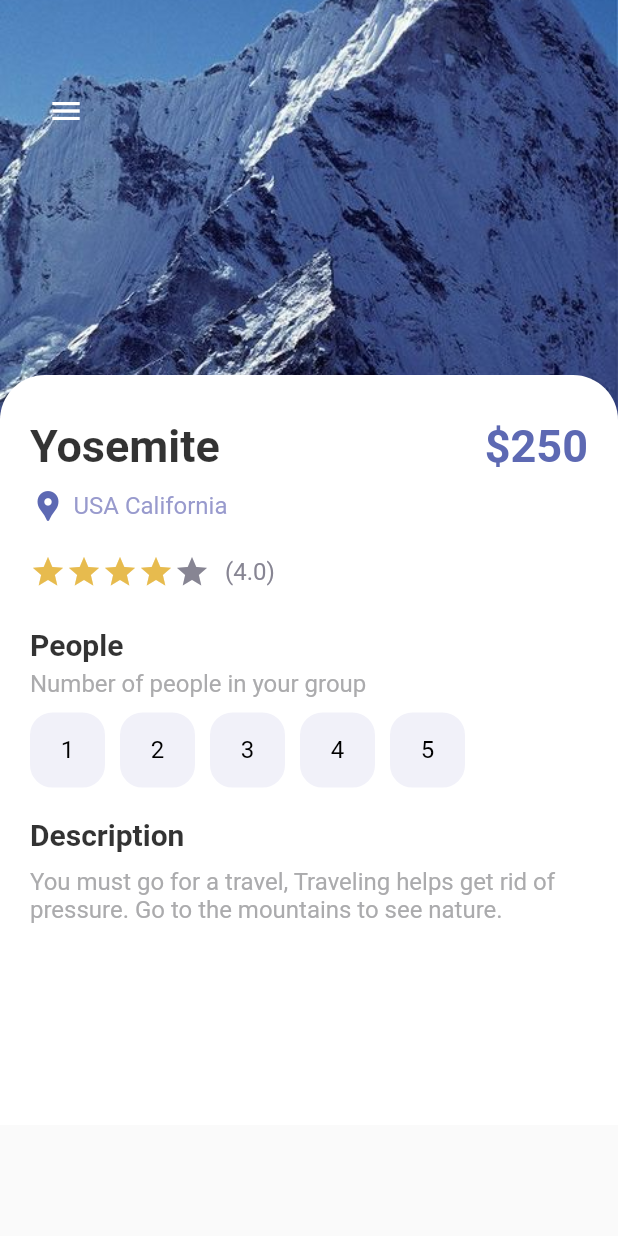
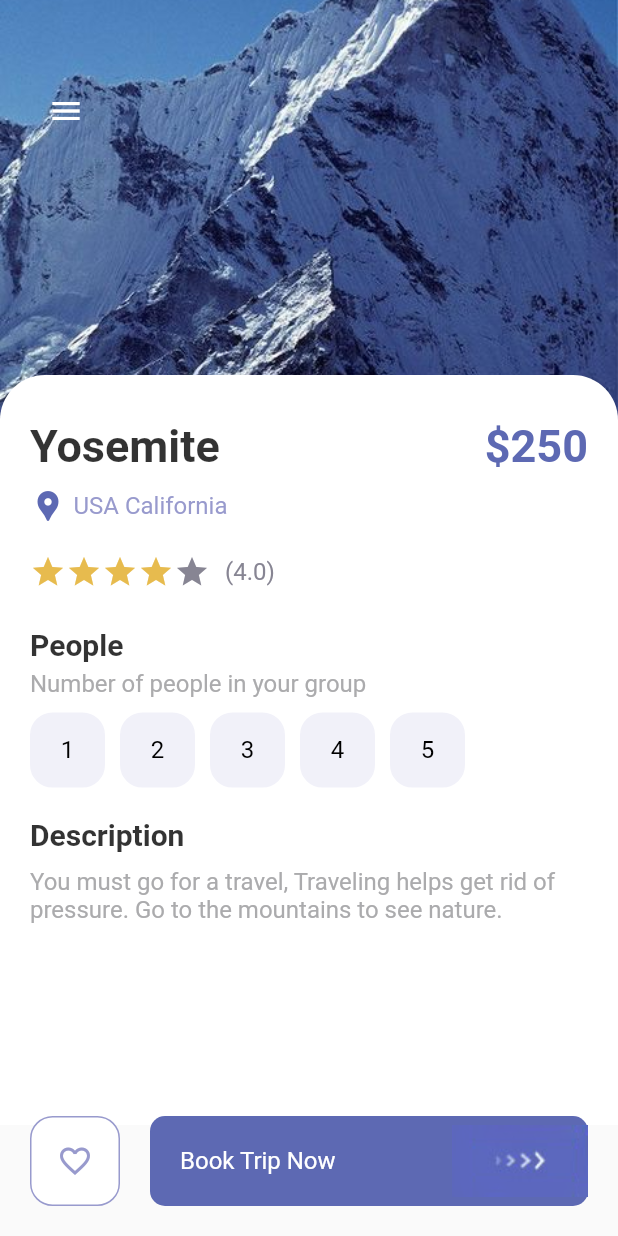
Before and after one commit to khethelogp/travel_app, a Flutter app: the screen it shows after launch, on a phone screen of 412 x 824 dp. Run offline on Flutter 3.47's test engine with Material 2 defaults, Android fonts, the phone set to English and light mode, and no system bars.

Commit message:
details page ui

```diff
--- a/lib/screens/detail_screen.dart
+++ b/lib/screens/detail_screen.dart
@@ -3,6 +3,7 @@ import 'package:travel_app/misc/colors.dart';
 import 'package:travel_app/widgets/app_buttons.dart';
 import 'package:travel_app/widgets/app_large_text.dart';
 import 'package:travel_app/widgets/app_text.dart';
+import 'package:travel_app/widgets/buttons/responsive_button.dart';
 
 class DetailScreen extends StatefulWidget {
   DetailScreen({Key? key}) : super(key: key);
@@ -179,9 +180,31 @@ class _DetailScreenState extends State<DetailScreen> {
                         text:
                             'You must go for a travel, Traveling helps get rid of pressure. Go to the mountains to see nature.',
                         color: AppColors.mainTextColor,
-                      )
+                      ),
+                      const SizedBox(
+                        height: 20,
+                      ),
                     ]),
               )),
+          Positioned(
+              bottom: 20,
+              left: 20,
+              right: 20,
+              child: Row(children: [
+                AppButtons(
+                    size: 60,
+                    color: AppColors.textColor1,
+                    backgroudColor: Colors.white,
+                    borderColor: AppColors.textColor1,
+                    isIcon: true,
+                    icon: Icons.favorite_outline),
+                const SizedBox(
+                  width: 20,
+                ),
+                ResponisveButton(
+                  isResponsive: true,
+                )
+              ]))
         ]),
       ),
     );
--- a/lib/widgets/buttons/responsive_button.dart
+++ b/lib/widgets/buttons/responsive_button.dart
@@ -1,26 +1,40 @@
 import 'package:flutter/material.dart';
 import 'package:travel_app/misc/colors.dart';
+import 'package:travel_app/widgets/app_text.dart';
 
 class ResponisveButton extends StatelessWidget {
   bool? isResponsive;
   double? width;
 
-  ResponisveButton({Key? key,this.width, this.isResponsive = false }) : super(key: key);
+  ResponisveButton({Key? key, this.width = 120, this.isResponsive = false})
+      : super(key: key);
 
   @override
   Widget build(BuildContext context) {
-    return Container(
-      width: width,
+    return Flexible(
+      child: Container(
+        width: isResponsive == true ? double.maxFinite : width,
         height: 60,
         decoration: BoxDecoration(
             borderRadius: BorderRadius.circular(10),
-        color: AppColors.mainColor
+            color: AppColors.mainColor),
+        child: Row(
+          mainAxisAlignment: isResponsive == true
+              ? MainAxisAlignment.spaceBetween
+              : MainAxisAlignment.center,
+          children: [
+            isResponsive == true
+                ? Container(
+                    margin: const EdgeInsets.only(left: 20),
+                    child: AppText(
+                      text: 'Book Trip Now',
+                      color: Colors.white,
                     ),
-      child: Row(
-        mainAxisAlignment: MainAxisAlignment.center,
-        children: [
+                  )
+                : Container(),
             Image.asset("assets/img/button-one.png"),
           ],
+        ),
       ),
     );
   }
```
Also changed, not shown: lib/screens/navscreens/main_screen.dart (+4 -7 lines), pubspec.lock, 1 other file. Lines whose indentation alone changed are shown as unchanged.
